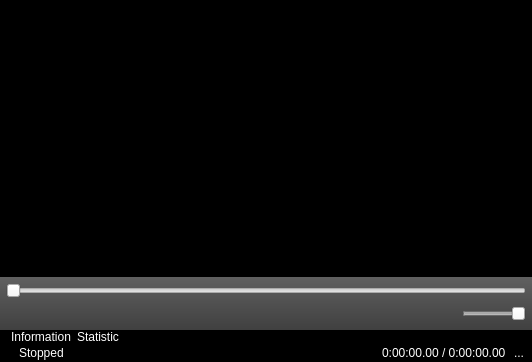
Above: hostwindow.ui from mpc-qt/mpc-qt before the change. Below: the same form after it.
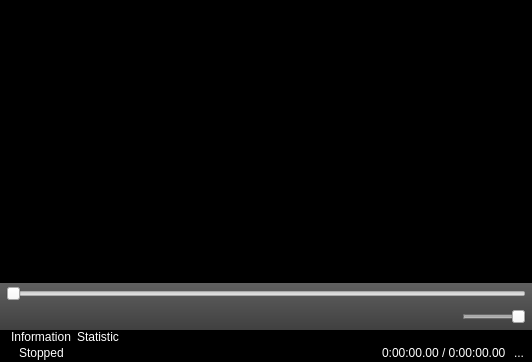
That is the form after the change. Icons and pictures are not drawn.

Commit message:
Promote the position slider's layout to a QWidget
Selectively hiding both the seekbar and the controlbar would leave
behind a stray shaded area caused by the layout's margins.  Now that
both are contained by QWidgets with their own padding, this doesn't
happen.  Unfortunately their position looks slightly different now,
because their parent's spacing had to be incompletely-transformed onto
themselves.  On the plus side, this now makes the seekbar hiding code
look more straightforward.

```diff
--- a/hostwindow.ui
+++ b/hostwindow.ui
@@ -126,18 +126,36 @@
    </item>
    <item>
     <widget class="QFrame" name="control_section">
-     <layout class="QVBoxLayout" name="verticalLayout">
+     <layout class="QVBoxLayout" name="verticalLayout_6">
+      <property name="spacing">
+       <number>0</number>
+      </property>
       <property name="leftMargin">
-       <number>6</number>
+       <number>0</number>
       </property>
       <property name="topMargin">
+       <number>0</number>
+      </property>
+      <property name="rightMargin">
+       <number>0</number>
+      </property>
+      <property name="bottomMargin">
+       <number>0</number>
+      </property>
+      <item>
+       <widget class="QWidget" name="seekbar" native="true">
+        <layout class="QHBoxLayout" name="horizontalLayout">
+         <property name="leftMargin">
        <number>6</number>
       </property>
+         <property name="topMargin">
+          <number>3</number>
+         </property>
       <property name="rightMargin">
        <number>6</number>
       </property>
       <property name="bottomMargin">
-       <number>6</number>
+          <number>3</number>
       </property>
       <item>
        <widget class="QSlider" name="position">
@@ -152,20 +170,23 @@
         </property>
        </widget>
       </item>
+        </layout>
+       </widget>
+      </item>
       <item>
        <widget class="QWidget" name="controlbar" native="true">
         <layout class="QHBoxLayout" name="_3" stretch="0,0,0,0,0,0,0,0,0,0,0,1,0,0">
          <property name="leftMargin">
-          <number>0</number>
+          <number>6</number>
          </property>
          <property name="topMargin">
-          <number>0</number>
+          <number>3</number>
          </property>
          <property name="rightMargin">
-          <number>0</number>
+          <number>6</number>
          </property>
          <property name="bottomMargin">
-          <number>0</number>
+          <number>3</number>
          </property>
          <item>
           <widget class="QPushButton" name="play">
```
Lines whose indentation alone changed are shown as unchanged. The commit also changes 1 other file.
